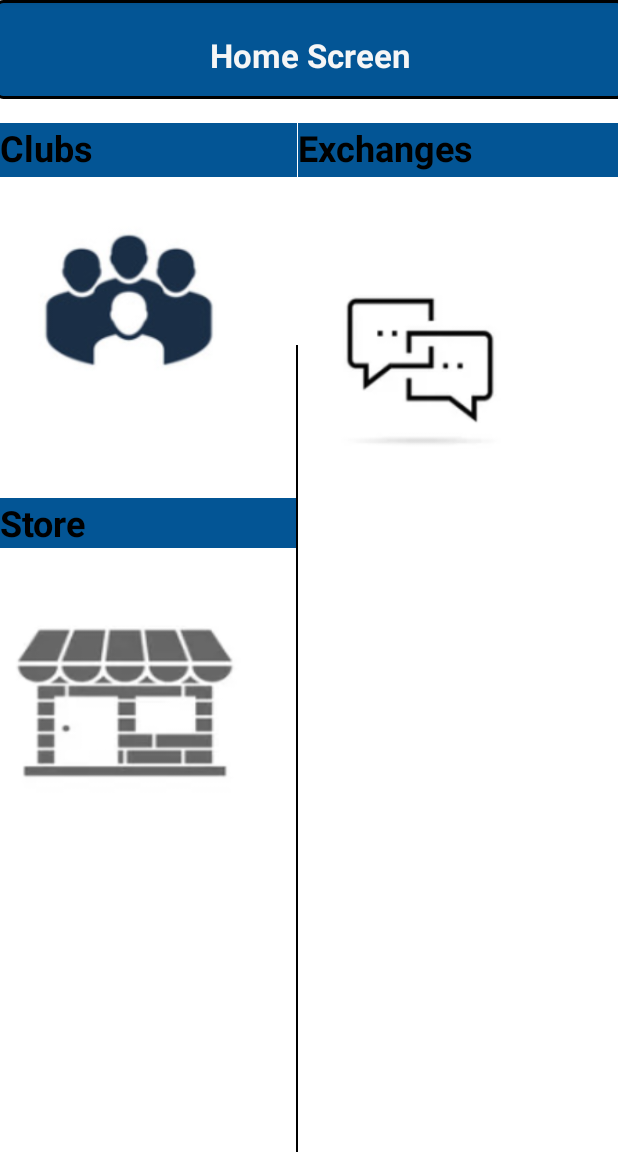
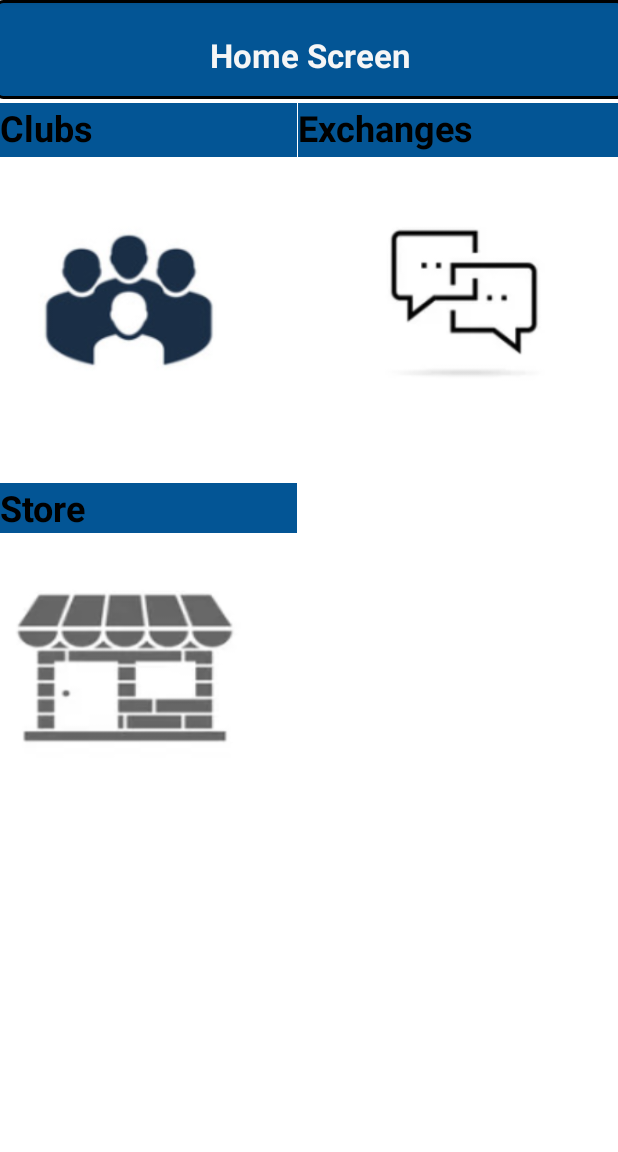
Before and after one commit to ChauPhucNguyen/MaverickBazaar, an Android app: the HomeScreen screen opened directly, with no data from a screen before it, on a phone screen of 412 x 824 dp, the part 84-1236 px from its top. Run offline under Robolectric (Android 15) with nearby library versions, the phone set to English and light mode, and no system bars.

Commit message:
Commit 2

```diff
--- a/app/src/main/java/com/example/maverickbazaar/clubInfo.java
+++ b/app/src/main/java/com/example/maverickbazaar/clubInfo.java
@@ -5,8 +5,8 @@ public class clubInfo {
     public String club_name;
     public String club_description;
 
-    public clubInfo(String item_name, String item_details) {
+    public clubInfo(String club_name, String club_details) {
         this.club_name = club_name;
-        this.club_description = club_description;
+        this.club_description = club_details;
     }
 }
--- a/app/src/main/res/layout/activity_home_screen.xml
+++ b/app/src/main/res/layout/activity_home_screen.xml
@@ -21,7 +21,7 @@
         app:layout_constraintHorizontal_bias="0.0"
         app:layout_constraintStart_toStartOf="parent"
         app:layout_constraintTop_toTopOf="parent"
-        app:layout_constraintVertical_bias="0.452"
+        app:layout_constraintVertical_bias="0.438"
         tools:ignore="TextContrastCheck" />
 
     <ImageButton
@@ -34,7 +34,7 @@
         app:layout_constraintHorizontal_bias="0.0"
         app:layout_constraintStart_toStartOf="parent"
         app:layout_constraintTop_toTopOf="parent"
-        app:layout_constraintVertical_bias="0.637"
+        app:layout_constraintVertical_bias="0.6"
         tools:ignore="SpeakableTextPresentCheck" />
 
     <TextView
@@ -51,7 +51,7 @@
         app:layout_constraintHorizontal_bias="0.0"
         app:layout_constraintStart_toStartOf="parent"
         app:layout_constraintTop_toTopOf="parent"
-        app:layout_constraintVertical_bias="0.112"
+        app:layout_constraintVertical_bias="0.094"
         tools:ignore="TextContrastCheck" />
 
     <ImageButton
@@ -82,7 +82,7 @@
         app:layout_constraintHorizontal_bias="1.0"
         app:layout_constraintStart_toStartOf="parent"
         app:layout_constraintTop_toTopOf="parent"
-        app:layout_constraintVertical_bias="0.112"
+        app:layout_constraintVertical_bias="0.094"
         tools:ignore="TextContrastCheck" />
 
     <ImageButton
@@ -93,10 +93,10 @@
         android:background="@drawable/chaticon"
         app:layout_constraintBottom_toBottomOf="parent"
         app:layout_constraintEnd_toEndOf="parent"
-        app:layout_constraintHorizontal_bias="0.82"
+        app:layout_constraintHorizontal_bias="0.936"
         app:layout_constraintStart_toStartOf="parent"
         app:layout_constraintTop_toTopOf="parent"
-        app:layout_constraintVertical_bias="0.433"
+        app:layout_constraintVertical_bias="0.322"
         tools:ignore="SpeakableTextPresentCheck" />
 
     <ImageView
@@ -123,15 +123,4 @@
         app:layout_constraintTop_toTopOf="parent"
         app:layout_constraintVertical_bias="0.03" />
 
-    <View
-        android:layout_width="1dp"
-        android:layout_height="538dp"
-        android:background="@color/black"
-        app:layout_constraintBottom_toBottomOf="parent"
-        app:layout_constraintEnd_toEndOf="parent"
-        app:layout_constraintHorizontal_bias="0.48"
-        app:layout_constraintStart_toStartOf="parent"
-        app:layout_constraintTop_toTopOf="parent"
-        app:layout_constraintVertical_bias="1.0" />
-
 </androidx.constraintlayout.widget.ConstraintLayout>
```
